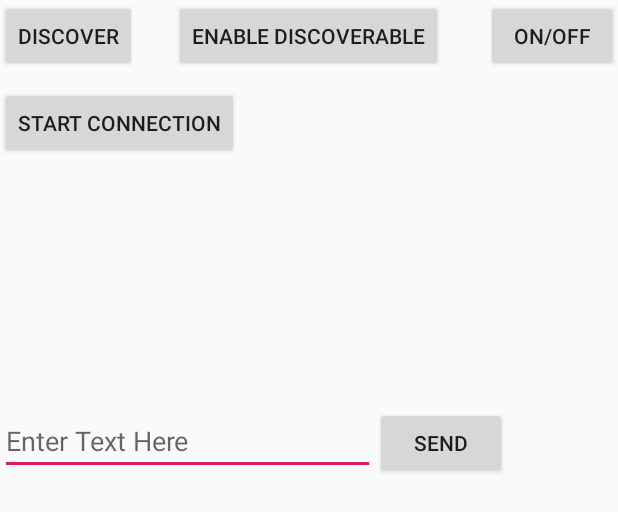
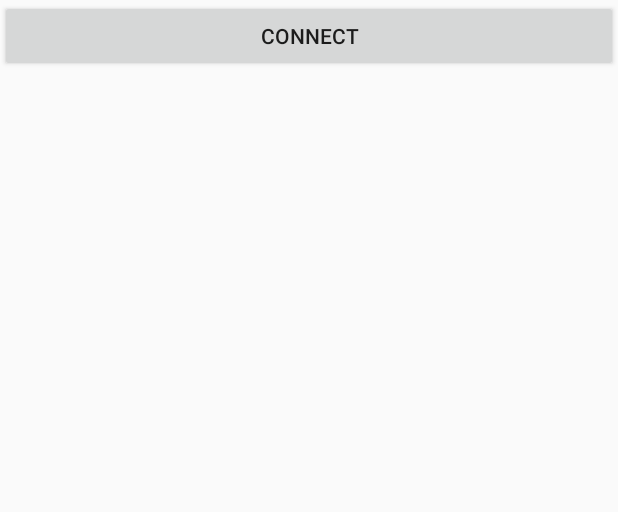
Before and after one commit to alflinusjonsson/AndroidBlueToothCar, an Android app: the layout bluetooth.xml on its own in the app's theme, with its tools: preview values and no code run, on a phone screen of 412 x 824 dp. Shown: the top 512 px of the screen. Run offline under Robolectric (Android 15) with nearby library versions, the phone set to English and light mode, and no system bars.

Commit message:
Changed bluetooth

```diff
--- a/app/build.gradle
+++ b/app/build.gradle
@@ -24,4 +24,5 @@ dependencies {
     testImplementation 'junit:junit:4.12'
     androidTestImplementation 'com.android.support.test:runner:1.0.2'
     androidTestImplementation 'com.android.support.test.espresso:espresso-core:3.0.2'
+    compile 'com.akexorcist:bluetoothspp:1.0.0'
 }
--- a/app/src/main/AndroidManifest.xml
+++ b/app/src/main/AndroidManifest.xml
@@ -2,11 +2,8 @@
 <manifest xmlns:android="http://schemas.android.com/apk/res/android"
     package="se.j.androidprojekt">
 
-    <uses-feature android:name="android.hardware.bluetooth" />
     <uses-permission android:name="android.permission.BLUETOOTH" />
     <uses-permission android:name="android.permission.BLUETOOTH_ADMIN" />
-    <uses-permission android:name="android.permission.ACCESS_COARSE_LOCATION" />
-    <uses-permission android:name="android.permission.ACCESS_FINE_LOCATION"/>
 
     <application
         android:allowBackup="true"
--- a/app/src/main/res/layout/bluetooth.xml
+++ b/app/src/main/res/layout/bluetooth.xml
@@ -1,65 +1,17 @@
 <?xml version="1.0" encoding="utf-8"?>
-<RelativeLayout
-    xmlns:android="http://schemas.android.com/apk/res/android"
+<LinearLayout xmlns:android="http://schemas.android.com/apk/res/android"
     xmlns:tools="http://schemas.android.com/tools"
-    android:id="@+id/bluetooth"
+    android:id="@+id/activity_main"
     android:layout_width="match_parent"
-    android:layout_height="match_parent">
+    android:layout_height="match_parent"
+    android:orientation="vertical">
 
     <Button
-        android:text="ON/OFF"
-        android:layout_width="wrap_content"
+        android:id="@+id/connect"
+        android:layout_width="match_parent"
         android:layout_height="wrap_content"
-        android:layout_alignParentTop="true"
-        android:layout_alignParentRight="true"
-        android:id="@+id/btnONOFF"/>
-
-    <Button
-        android:text="Enable Discoverable"
-        android:layout_width="wrap_content"
-        android:layout_height="wrap_content"
-        android:id="@+id/btnDiscoverable_on_off"
-        android:onClick="btnEnableDisable_Discoverable"
-        android:layout_alignParentTop="true"
-        android:layout_centerHorizontal="true"/>
-
-    <Button
-        android:layout_width="wrap_content"
-        android:layout_height="wrap_content"
-        android:id="@+id/btnFindUnpairedDevices"
-        android:text="Discover"
-        android:onClick="btnDiscover"/>
-
-    <ListView
-        android:layout_marginTop="15dp"
-        android:layout_below="@+id/btnStartConnection"
-        android:layout_width="match_parent"
-        android:layout_height="150dp"
-        android:id="@+id/lvNewDevices"/>
-
-    <Button
-        android:layout_marginTop="10dp"
-        android:layout_width="wrap_content"
-        android:layout_height="wrap_content"
-        android:layout_below="@+id/btnFindUnpairedDevices"
-        android:id="@+id/btnStartConnection"
-        android:text="Start Connection"/>
-
-    <EditText
-        android:layout_width="250dp"
-        android:layout_height="wrap_content"
-        android:hint="Enter Text Here"
-        android:layout_below="@+id/lvNewDevices"
-        android:layout_alignParentStart="true"
-        android:id="@+id/editText"/>
-
-    <Button
-        android:layout_width="wrap_content"
-        android:layout_height="wrap_content"
-        android:text="SEND"
-        android:id="@+id/btnSend"
-        android:layout_toRightOf="@+id/editText"
-        android:layout_below="@+id/lvNewDevices"/>
+        android:text="Connect" />
 
 
-</RelativeLayout>
+
+</LinearLayout>
```
Also changed, not shown: app/src/main/java/se/j/androidprojekt/BlueTooth.java (+58 -244 lines), app/src/main/java/se/j/androidprojekt/BluetoothConnectionService.java (deleted, +0 -305 lines), app/src/main/java/se/j/androidprojekt/DeviceListAdapter.java (deleted, +0 -46 lines).
